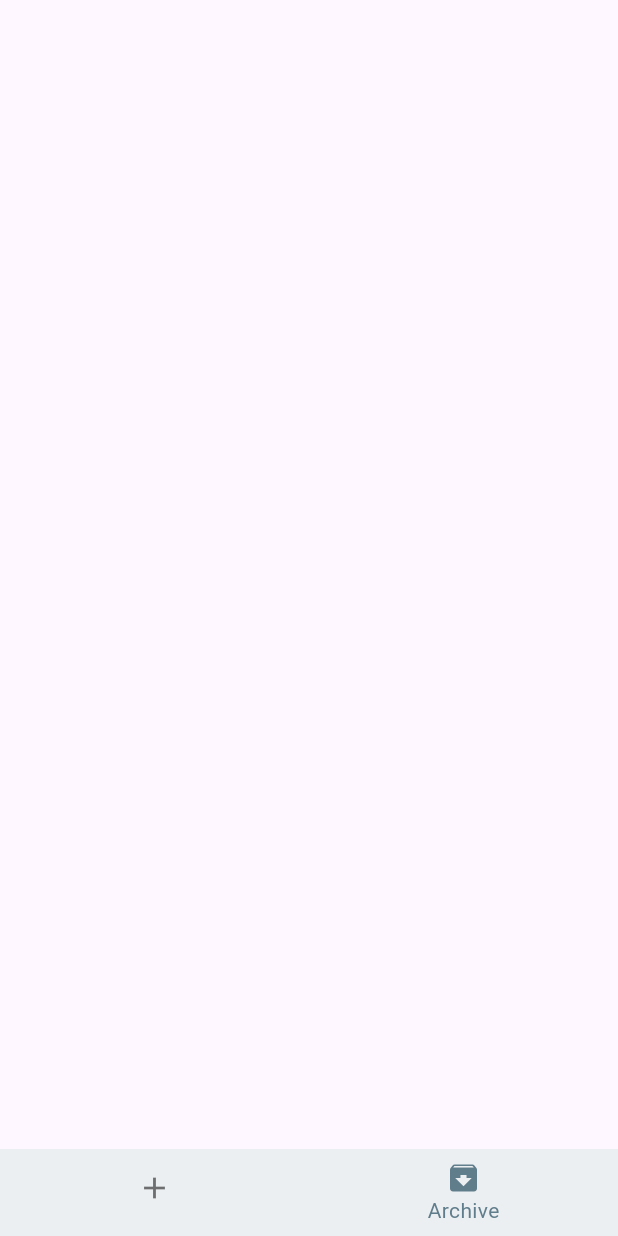
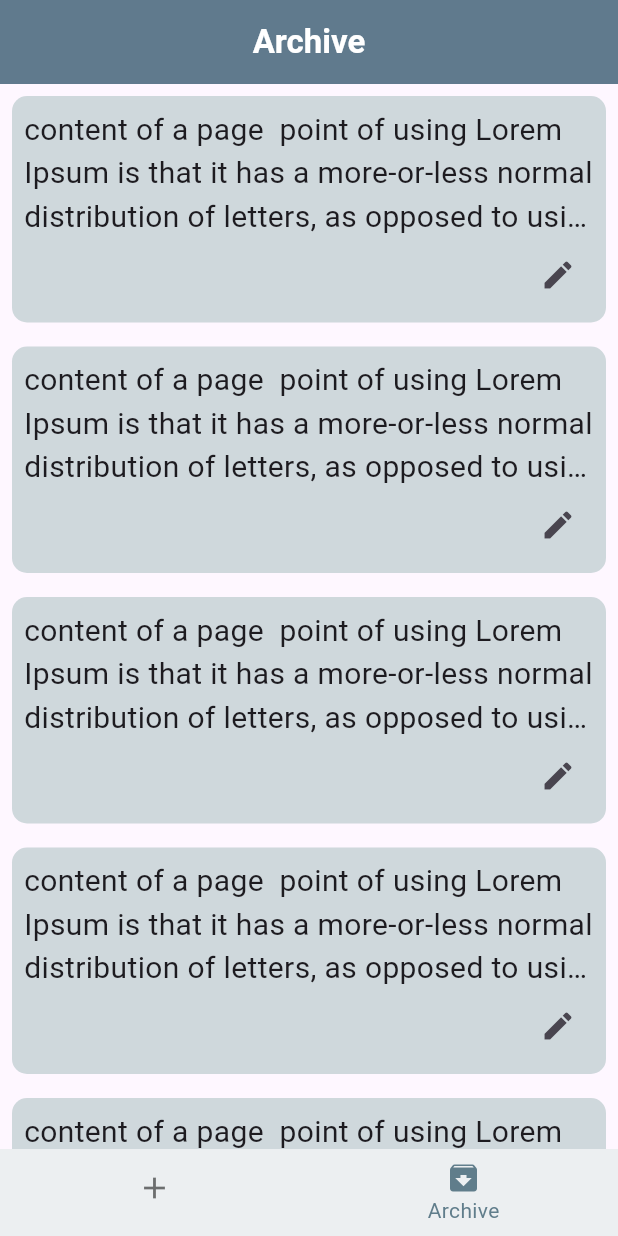
Before and after one commit to AbdullahAlomair6/notes-app, a Flutter app: the screen it shows after launch, item 2 of the bottom bar chosen, on a phone screen of 412 x 824 dp. Run offline on Flutter 3.47's test engine with Material 3 defaults, Android fonts, the phone set to English and light mode, and no system bars; our stand-ins replace flutter_bloc.

```diff
--- a/lib/layout/home_layout.dart
+++ b/lib/layout/home_layout.dart
@@ -10,14 +10,17 @@ class HomeLayout extends StatelessWidget {
 
   @override
   Widget build(BuildContext context) {
+    final cubit = NavigationBarCubit();
+    int currentScreen = 0;
     return BlocProvider(
       create: (context) => NavigationBarCubit(),
-      child: BlocConsumer<NavigationBarCubit, NavigationStates>(
-        listener: (context, state) {},
+      child: BlocBuilder<NavigationBarCubit, NavigationStates>(
         builder: (context, state) {
-          final cubit = NavigationBarCubit.get(context);
+          if (state is ChangeBottomNavState) {
+            currentScreen = state.currentIndex;
+          }
           return Scaffold(
-            body: cubit.selectScreen[cubit.currentIndex],
+            body: cubit.selectScreen[currentScreen],
             bottomNavigationBar: AppNavigationBar(),
           );
         },
--- a/lib/modules/archive_notes/view/archive_screen.dart
+++ b/lib/modules/archive_notes/view/archive_screen.dart
@@ -1,10 +1,25 @@
 import 'package:flutter/material.dart';
+
+import '../../../custom-widget/widget/appBar.dart';
+import '../../../custom-widget/widget/card_items.dart';
 
 class ArchiveScreen extends StatelessWidget {
   const ArchiveScreen({super.key});
 
   @override
   Widget build(BuildContext context) {
-    return Container();
+    return Scaffold(
+      appBar: AppBarDesign(title: 'Archive'),
+      body: ListView.separated(
+        itemBuilder:
+            (context, index) => CardItems(
+              text:
+                  "content of a page  point of using Lorem Ipsum is that it has a more-or-less normal distribution of letters, as opposed to using 'Content here, content here', making it look like readable English. Many desktop publishing packages and web page",
+              editOnPressed: () {},
+            ),
+        separatorBuilder: (context, index) => Container(),
+        itemCount: 10,
+      ),
+    );
   }
 }
--- a/lib/modules/bottom_navigation/bottom_navigation_bar.dart
+++ b/lib/modules/bottom_navigation/bottom_navigation_bar.dart
@@ -9,8 +9,7 @@ class AppNavigationBar extends StatelessWidget {
 
   @override
   Widget build(BuildContext context) {
-    return BlocConsumer<NavigationBarCubit, NavigationStates>(
-      listener: (context, state) {},
+    return BlocBuilder<NavigationBarCubit, NavigationStates>(
       builder: (context, state) {
         final cubit = NavigationBarCubit.get(context);
         return BottomNavigationBar(
--- a/lib/modules/bottom_navigation/navigation_bloc.dart
+++ b/lib/modules/bottom_navigation/navigation_bloc.dart
@@ -16,14 +16,11 @@ class NavigationBarCubit extends Cubit<NavigationStates> {
 
   void selectBottomNav(index) {
     currentIndex = index;
-    emit(ChangeBottomNavState());
+    emit(ChangeBottomNavState(currentIndex));
   }
 
   List<BottomNavigationBarItem> navItems = [
     BottomNavigationBarItem(icon: Icon(Icons.add), label: 'NEW'),
-    BottomNavigationBarItem(
-        icon: Icon(Icons.archive),
-        label: 'Archive',
-    ),
+    BottomNavigationBarItem(icon: Icon(Icons.archive), label: 'Archive'),
   ];
 }
--- a/lib/modules/bottom_navigation/navigation_states.dart
+++ b/lib/modules/bottom_navigation/navigation_states.dart
@@ -2,4 +2,8 @@ abstract class NavigationStates {}
 
 class InitState extends NavigationStates {}
 
-class ChangeBottomNavState extends NavigationStates {}
+class ChangeBottomNavState extends NavigationStates {
+  final int currentIndex;
+
+  ChangeBottomNavState(this.currentIndex);
+}
```
